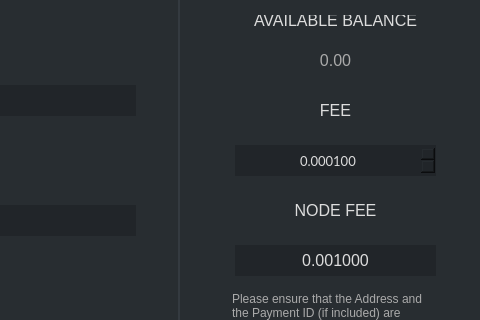
Above: src/gui/ui/sendframe.ui from ConcealNetwork/conceal-desktop before the change; both pictures show x 790 to 1270 and y 85 to 405 of the 1270 by 700 pixel window. Below: the same form after it.
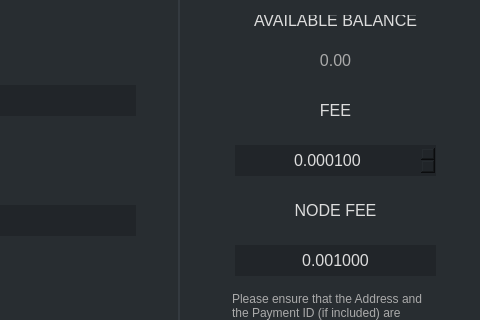
That is the form after the change. Icons and pictures are not drawn.

```diff
--- a/src/gui/ui/sendframe.ui
+++ b/src/gui/ui/sendframe.ui
@@ -484,12 +484,11 @@
        </property>
        <property name="font">
         <font>
-         <family>Lato</family>
-         <pointsize>10</pointsize>
+         <pointsize>-1</pointsize>
         </font>
        </property>
        <property name="styleSheet">
-        <string notr="true">padding: 3px; border: 0px; background: #212529;</string>
+        <string notr="true">padding: 3px; border: 0px; background: #212529; font-size: 16px;</string>
        </property>
        <property name="alignment">
         <set>Qt::AlignCenter</set>
```
